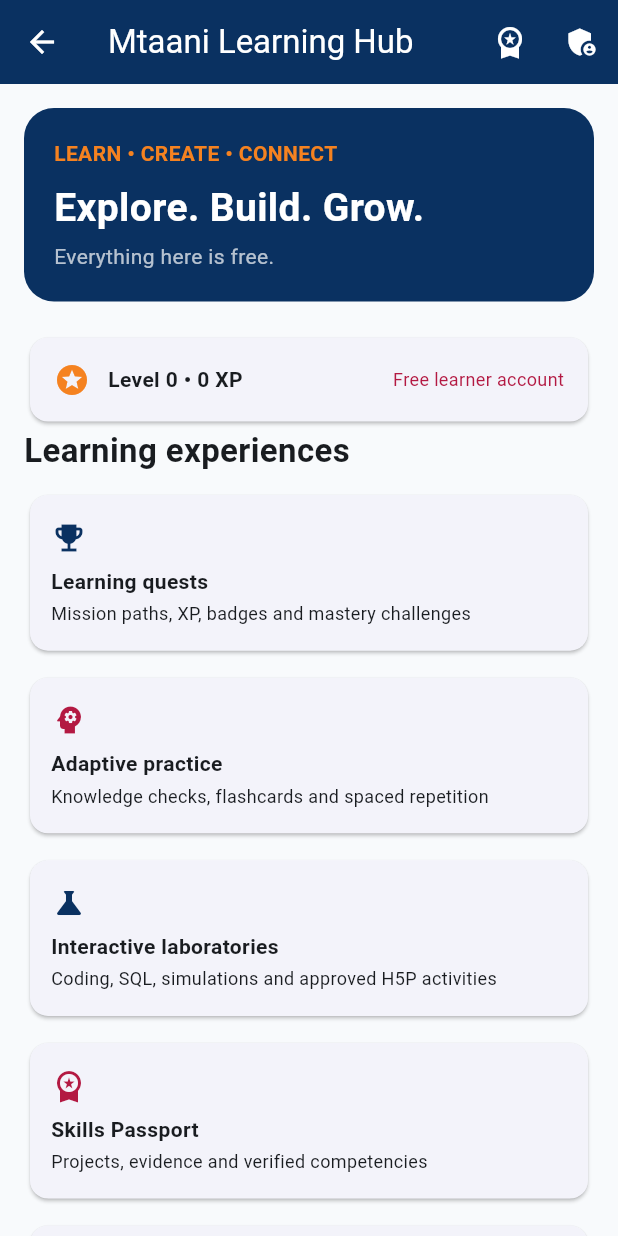
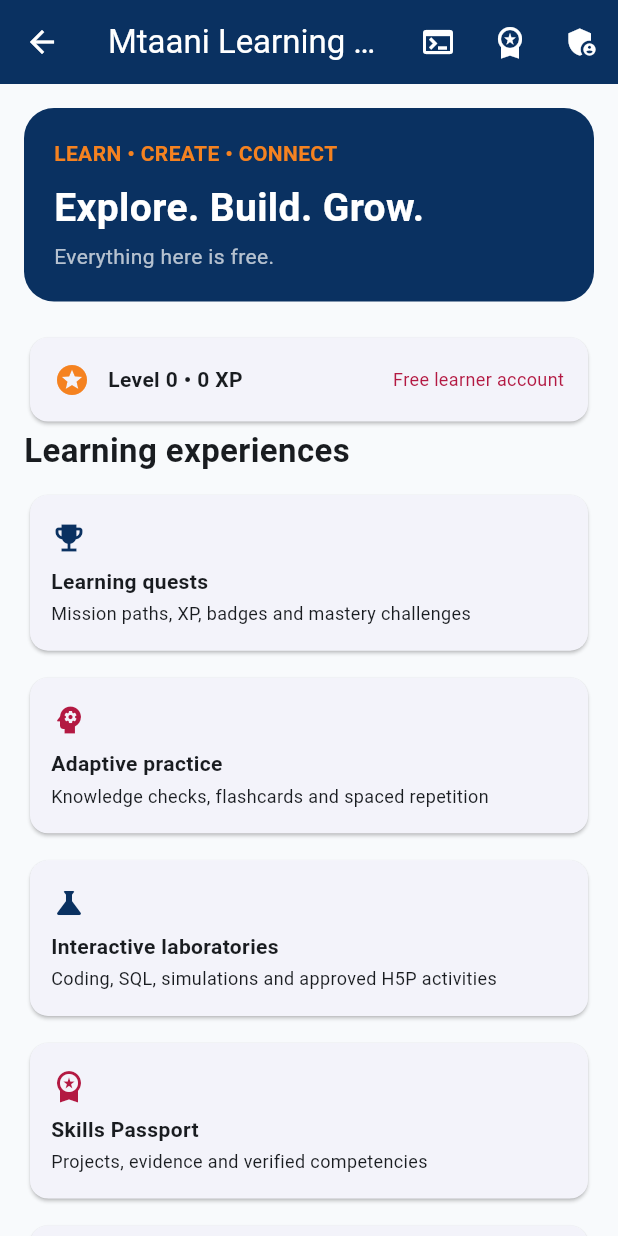
Before and after one commit to chrisndirangu54/AC-Mtaani-LMS, a Flutter app: the LearningHub screen opened directly, on a phone screen of 412 x 824 dp. Run offline on Flutter 3.47's test engine with Material 3 defaults, Android fonts, the phone set to English and light mode, and no system bars; our stand-ins replace cloud_firestore, cloud_functions, firebase_auth, firebase_core, printing, shared_preferences; accounts and stored records are empty.

Commit message:
Connect admin operations and sandbox job UI to hub

```diff
--- a/lib/learning_hub.dart
+++ b/lib/learning_hub.dart
@@ -2,6 +2,7 @@
 import 'staff_console.dart';
 import 'offline_learning.dart';
 import 'advanced_studio.dart';
+import 'operations_console.dart';
 import 'package:cloud_functions/cloud_functions.dart';
 import 'package:cloud_firestore/cloud_firestore.dart';
 import 'package:firebase_auth/firebase_auth.dart';
@@ -24,7 +25,7 @@
 class LearningHub extends StatelessWidget {
  const LearningHub({super.key});
  @override Widget build(BuildContext context)=>Scaffold(
- appBar:AppBar(title:const Text('Mtaani Learning Hub'),backgroundColor:_navy,foregroundColor:Colors.white,actions:[IconButton(tooltip:'Advanced learning',icon:const Icon(Icons.workspace_premium),onPressed:()=>Navigator.push(context,MaterialPageRoute(builder:(_)=>const AdvancedLearningStudio()))),IconButton(tooltip:'Staff studio',icon:const Icon(Icons.admin_panel_settings),onPressed:()=>Navigator.push(context,MaterialPageRoute(builder:(_)=>const StaffConsole()))) ]),
+ appBar:AppBar(title:const Text('Mtaani Learning Hub'),backgroundColor:_navy,foregroundColor:Colors.white,actions:[IconButton(tooltip:'Operations',icon:const Icon(Icons.terminal),onPressed:()=>Navigator.push(context,MaterialPageRoute(builder:(_)=>const OperationsConsole()))),IconButton(tooltip:'Advanced learning',icon:const Icon(Icons.workspace_premium),onPressed:()=>Navigator.push(context,MaterialPageRoute(builder:(_)=>const AdvancedLearningStudio()))),IconButton(tooltip:'Staff studio',icon:const Icon(Icons.admin_panel_settings),onPressed:()=>Navigator.push(context,MaterialPageRoute(builder:(_)=>const StaffConsole()))) ]),
  body:ListView(padding:const EdgeInsets.all(16),children:[
   Container(padding:const EdgeInsets.all(20),decoration:BoxDecoration(color:_navy,borderRadius:BorderRadius.circular(20)),child:const Column(crossAxisAlignment:CrossAxisAlignment.start,children:[
    Text('LEARN • CREATE • CONNECT',style:TextStyle(color:_orange,fontWeight:FontWeight.bold)),
```
